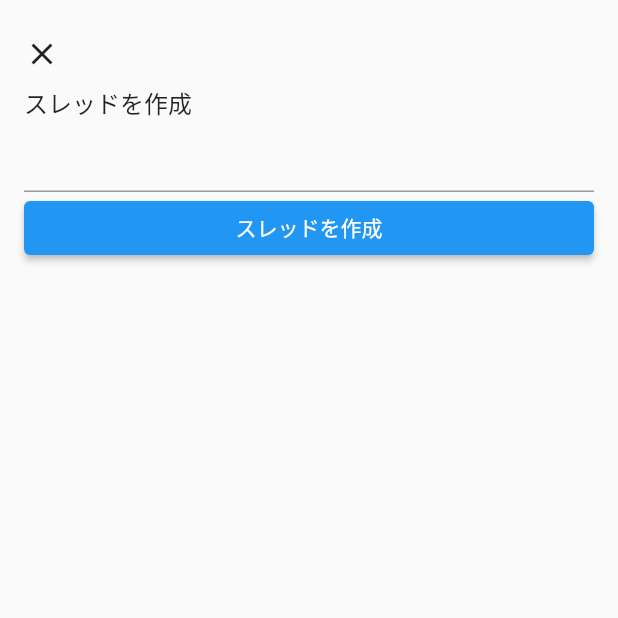
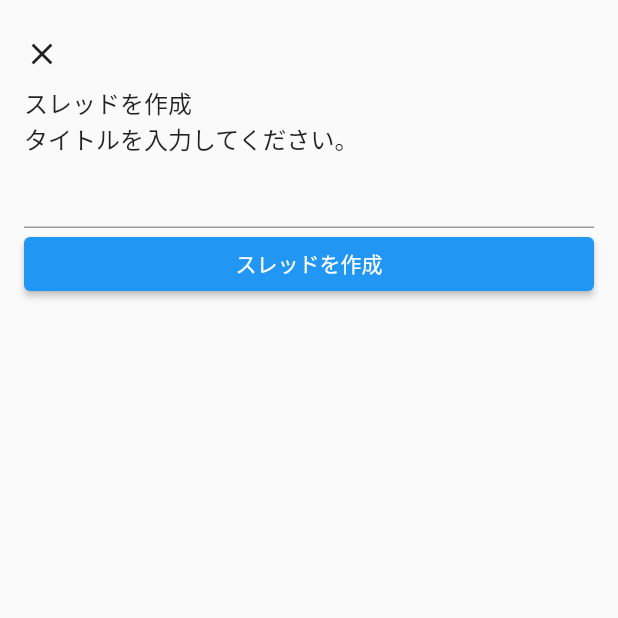
Before and after one commit to K-shir0/otolog, a Flutter app: the ThreadCreatePage screen opened by its route, after a tap on "スレッドを作成", on a phone screen of 412 x 824 dp, the top half of it. Run offline on Flutter 3.47's test engine with Material 2 defaults, Android fonts, the phone set to English and light mode, and no system bars; our stand-ins replace auto_route, flutter_hooks, freezed_annotation, hooks_riverpod, state_notifier.

Commit message:
add 例外ハンドリングを追加.

```diff
--- a/lib/application/thread/create_thread_use_case.dart
+++ b/lib/application/thread/create_thread_use_case.dart
@@ -4,6 +4,8 @@ import 'package:otolog/application/use_case.dart';
 import 'package:otolog/domain/thread/thread.dart';
 import 'package:otolog/domain/thread/thread_repository.dart';
 import 'package:otolog/infrastructure/database/in_memory_thread_database.dart';
+import 'package:otolog/util/exception.dart';
+import 'package:otolog/util/result.dart';
 import 'package:uuid/uuid.dart';
 
 part 'create_thread_use_case.freezed.dart';
@@ -28,7 +30,7 @@ final createThreadUseCaseProvider = Provider(
 );
 
 class CreateThreadUseCase
-    extends UseCaseWithParam<CreateThreadUseCaseParam, Thread> {
+    extends UseCaseWithParam<CreateThreadUseCaseParam, Result<Thread>> {
   CreateThreadUseCase(
     this._repository,
   );
@@ -36,8 +38,12 @@ class CreateThreadUseCase
   final ThreadRepository _repository;
 
   @override
-  Thread call(CreateThreadUseCaseParam param) {
+  Result<Thread> call(CreateThreadUseCaseParam param) {
     const _uuid = Uuid();
+
+    if (param.title.isEmpty) {
+      return const Result.failure(Exception.emptyContentException('タイトル'));
+    }
 
     final thread = Thread(
       id: _uuid.v4(),
@@ -47,6 +53,6 @@ class CreateThreadUseCase
 
     _repository.createThread(thread);
 
-    return thread;
+    return Result.success(thread);
   }
 }
--- a/lib/domain/thread/thread.dart
+++ b/lib/domain/thread/thread.dart
@@ -6,7 +6,6 @@ part 'thread.g.dart';
 
 @freezed
 class Thread with _$Thread {
-  @Assert('title.isNotEmpty', 'title cannot be empty')
   factory Thread({
     required String id,
     @Default('') String title,
--- a/lib/state_model/threads_controller.dart
+++ b/lib/state_model/threads_controller.dart
@@ -3,6 +3,7 @@ import 'package:otolog/application/thread/create_thread_use_case.dart';
 import 'package:otolog/application/thread/get_threads_use_case.dart';
 import 'package:otolog/domain/thread/thread.dart';
 import 'package:otolog/util/async_entity.dart';
+import 'package:otolog/util/result.dart';
 import 'package:state_notifier/state_notifier.dart';
 
 final threadsStateProvider = StateNotifierProvider.autoDispose<
@@ -35,14 +36,23 @@ class ThreadsController extends StateNotifier<AsyncEntity<List<Thread>>>
     );
   }
 
-  void add({required String title}) {
+  Result<Thread> add({required String title}) {
     /// スレッドを作成.
-    final thread = createThreadUseCase(CreateThreadUseCaseParam(title: title));
+    final result = createThreadUseCase(CreateThreadUseCaseParam(title: title))
+      ..when(
+        success: (thread) {
+          /// 状態に反映.
+          state = state.copyWith(
+            entity: [...?state.entity, thread],
+            fetch: FetchStatus.idle,
+          );
+        },
+        failure: (e) {
+          // ignore: avoid_print
+          print(e);
+        },
+      );
 
-    /// 状態に反映.
-    state = state.copyWith(
-      entity: [...?state.entity, thread],
-      fetch: FetchStatus.idle,
-    );
+    return result;
   }
 }
--- a/lib/ui/thread_create_page.dart
+++ b/lib/ui/thread_create_page.dart
@@ -13,6 +13,8 @@ class ThreadCreatePage extends HookWidget {
 
     final titleTextController = useTextEditingController();
     final formKey = GlobalKey<FormState>();
+
+    final errorMessage = useState<String?>(null);
 
     return SafeArea(
       child: Scaffold(
@@ -36,6 +38,8 @@ class ThreadCreatePage extends HookWidget {
                 ),
                 const Text('スレッドを作成'),
 
+                if (errorMessage.value != null) Text(errorMessage.value!),
+
                 /// タイトル.
                 TextFormField(
                   controller: titleTextController,
@@ -48,11 +52,14 @@ class ThreadCreatePage extends HookWidget {
                   onPressed: () {
                     formKey.currentState?.save();
 
-                    try {
-                      notifier.add(title: titleTextController.text);
-                    } on Exception catch (e) {
-                      print(e);
-                    }
+                    notifier.add(title: titleTextController.text).when(
+                      success: (_) {
+                        errorMessage.value = null;
+                      },
+                      failure: (e) {
+                        errorMessage.value = e.message;
+                      },
+                    );
                   },
                   child: const SizedBox(
                     width: double.infinity,
--- a/lib/util/async_entity.dart
+++ b/lib/util/async_entity.dart
@@ -3,6 +3,7 @@ import 'package:freezed_annotation/freezed_annotation.dart';
 
 part 'async_entity.freezed.dart';
 
+/// state_model 以外で使用しないでください.
 @freezed
 class AsyncEntity<T> with _$AsyncEntity<T> {
   const factory AsyncEntity({
--- a/lib/util/result.dart
+++ b/lib/util/result.dart
@@ -1,11 +1,13 @@
 import 'package:flutter/foundation.dart';
 import 'package:freezed_annotation/freezed_annotation.dart';
+import 'package:otolog/util/exception.dart';
 
 part 'result.freezed.dart';
 
+/// state_model 層で使用しないでください.
 @freezed
 class Result<T> with _$Result<T> {
   const factory Result.success(T value) = Success<T>;
 
-  const factory Result.failure(Error error) = Failure<T>;
+  const factory Result.failure(Exception exception) = Failure<T>;
 }
--- a/pubspec.yaml
+++ b/pubspec.yaml
@@ -36,6 +36,7 @@ dependencies:
   gap: ^2.0.0
   hooks_riverpod: ^0.14.0+5
   image_picker: ^0.8.4+2
+  themed: ^2.0.5
   uuid: ^3.0.4
 
 
```
Also changed, not shown: lib/util/exception.dart (added, +24 -0 lines), lib/domain/thread/thread.freezed.dart, lib/util/exception.freezed.dart (added), lib/util/exception.g.dart (added), lib/util/result.freezed.dart, pubspec.lock.
